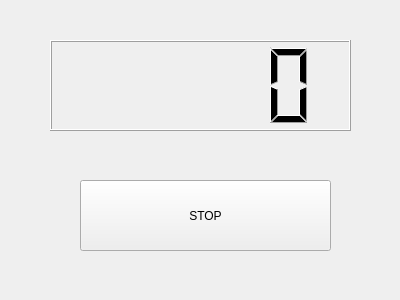
Old version of the form ejemplo1Pedro/counterDlg.ui in the repository XemnasDestroyer/robotica.
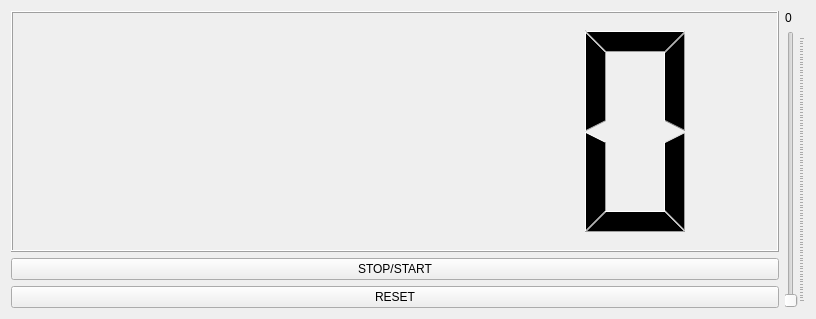
New version of the form.

Commit message: slider y otras cosas

Patch:
```diff
--- a/ejemplo1Pedro/counterDlg.ui
+++ b/ejemplo1Pedro/counterDlg.ui
@@ -6,36 +6,107 @@
    <rect>
     <x>0</x>
     <y>0</y>
-    <width>400</width>
-    <height>300</height>
+    <width>816</width>
+    <height>319</height>
    </rect>
   </property>
   <property name="windowTitle">
    <string>Counter</string>
   </property>
-  <widget class="QPushButton" name="button">
-   <property name="geometry">
-    <rect>
-     <x>80</x>
-     <y>180</y>
-     <width>251</width>
-     <height>71</height>
-    </rect>
-   </property>
-   <property name="text">
-    <string>STOP</string>
-   </property>
-  </widget>
-  <widget class="QLCDNumber" name="lcdNumber">
-   <property name="geometry">
-    <rect>
-     <x>50</x>
-     <y>40</y>
-     <width>301</width>
-     <height>91</height>
-    </rect>
-   </property>
-  </widget>
+  <layout class="QHBoxLayout" name="horizontalLayout_2">
+   <item>
+    <layout class="QHBoxLayout" name="horizontalLayout">
+     <item>
+      <widget class="QSplitter" name="splitter_2">
+       <property name="orientation">
+        <enum>Qt::Vertical</enum>
+       </property>
+       <widget class="QWidget" name="">
+        <layout class="QVBoxLayout" name="verticalLayout">
+         <item>
+          <widget class="QLCDNumber" name="lcdNumber">
+           <property name="font">
+            <font>
+             <family>Ubuntu Sans</family>
+            </font>
+           </property>
+           <property name="mode">
+            <enum>QLCDNumber::Dec</enum>
+           </property>
+          </widget>
+         </item>
+         <item>
+          <widget class="QPushButton" name="stopButton">
+           <property name="text">
+            <string>STOP/START</string>
+           </property>
+          </widget>
+         </item>
+         <item>
+          <widget class="QPushButton" name="resetButton">
+           <property name="text">
+            <string>RESET</string>
+           </property>
+          </widget>
+         </item>
+        </layout>
+       </widget>
+      </widget>
+     </item>
+     <item>
+      <layout class="QVBoxLayout" name="verticalLayout_2">
+       <property name="spacing">
+        <number>6</number>
+       </property>
+       <property name="sizeConstraint">
+        <enum>QLayout::SetDefaultConstraint</enum>
+       </property>
+       <property name="leftMargin">
+        <number>0</number>
+       </property>
+       <item>
+        <widget class="QLabel" name="label">
+         <property name="text">
+          <string>0</string>
+         </property>
+        </widget>
+       </item>
+       <item>
+        <widget class="QSlider" name="verticalSlider">
+         <property name="tabletTracking">
+          <bool>false</bool>
+         </property>
+         <property name="autoFillBackground">
+          <bool>false</bool>
+         </property>
+         <property name="pageStep">
+          <number>10</number>
+         </property>
+         <property name="value">
+          <number>0</number>
+         </property>
+         <property name="orientation">
+          <enum>Qt::Vertical</enum>
+         </property>
+         <property name="invertedAppearance">
+          <bool>false</bool>
+         </property>
+         <property name="invertedControls">
+          <bool>false</bool>
+         </property>
+         <property name="tickPosition">
+          <enum>QSlider::TicksBelow</enum>
+         </property>
+         <property name="tickInterval">
+          <number>0</number>
+         </property>
+        </widget>
+       </item>
+      </layout>
+     </item>
+    </layout>
+   </item>
+  </layout>
  </widget>
  <resources/>
  <connections/>
```
The commit also changes 3 other files.
